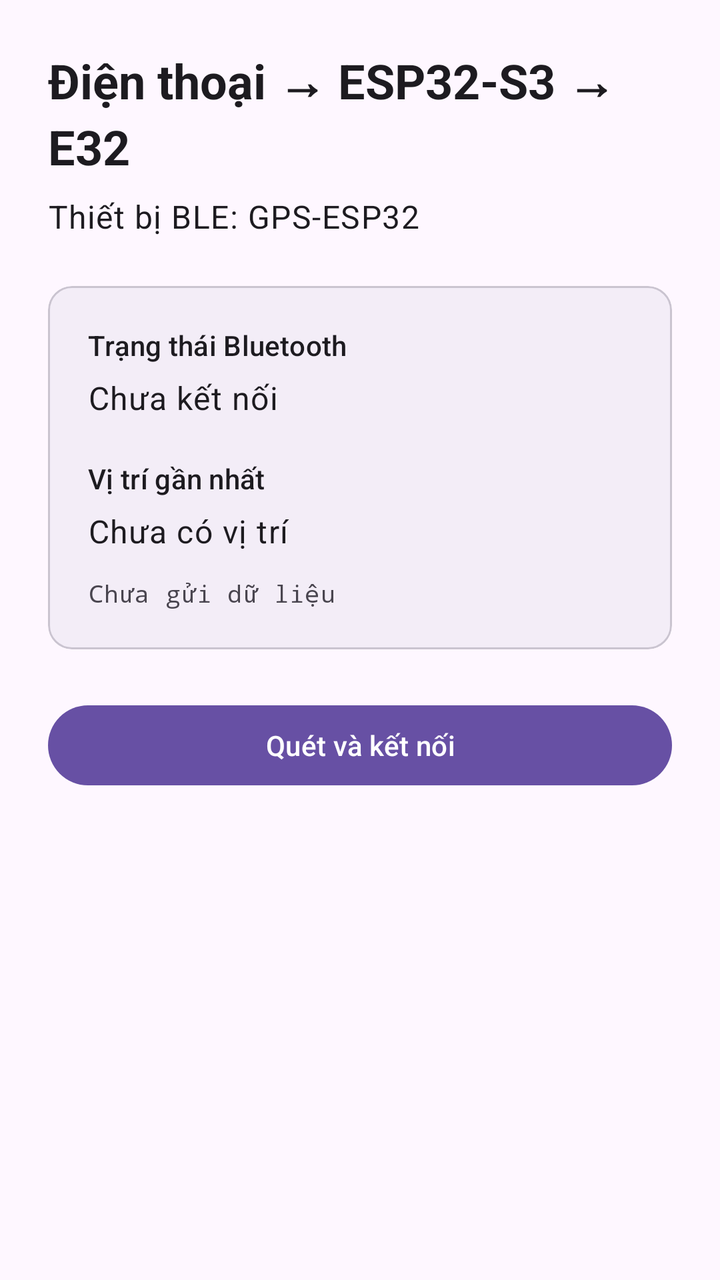
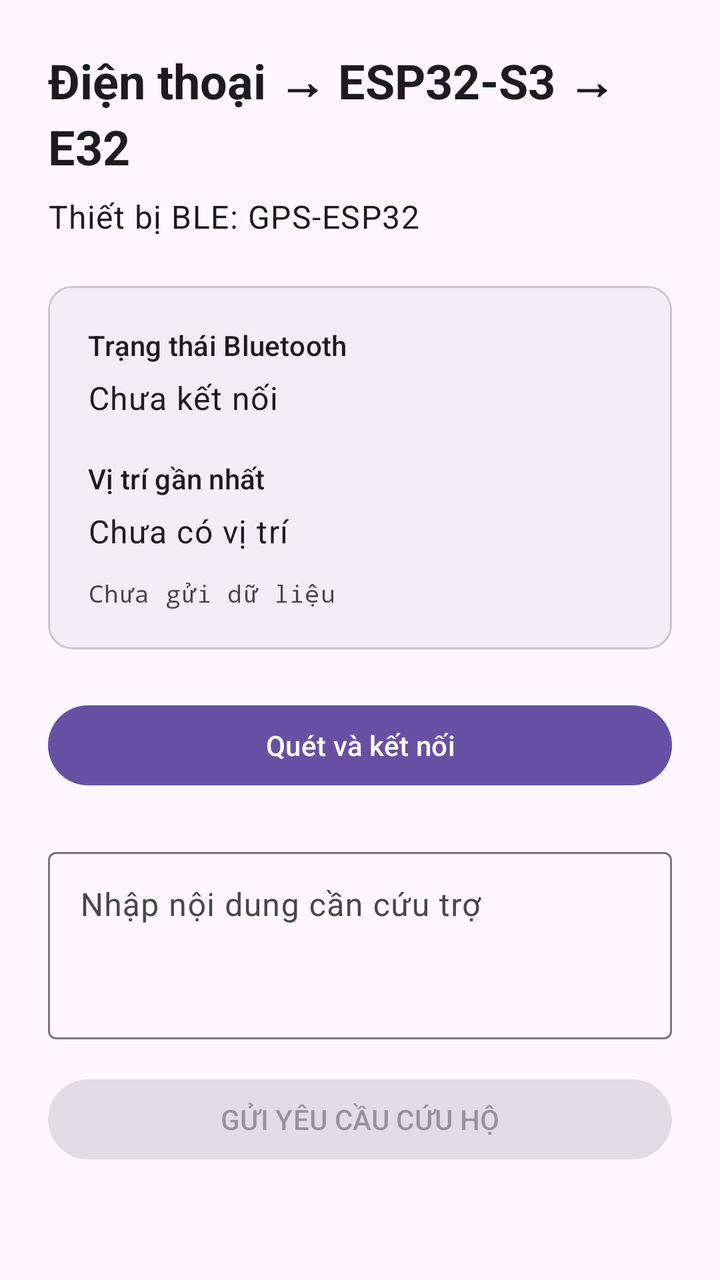

An Android layout rendered at two revisions. The XML below is the earlier revision; the diff shows what the commit changed to produce the second picture.
<!-- AndroidManifest.xml: application theme Theme.GPS -->
<!-- res/layout/fragment_first.xml -->
<?xml version="1.0" encoding="utf-8"?>
<ScrollView xmlns:android="http://schemas.android.com/apk/res/android"
    xmlns:app="http://schemas.android.com/apk/res-auto"
    xmlns:tools="http://schemas.android.com/tools"
    android:layout_width="match_parent"
    android:layout_height="match_parent"
    android:fillViewport="true"
    tools:context=".FirstFragment">

    <LinearLayout
        android:layout_width="match_parent"
        android:layout_height="wrap_content"
        android:orientation="vertical"
        android:padding="24dp">

        <TextView
            android:layout_width="match_parent"
            android:layout_height="wrap_content"
            android:text="@string/screen_title"
            android:textAppearance="@style/TextAppearance.Material3.HeadlineSmall"
            android:textStyle="bold" />

        <TextView
            android:layout_width="match_parent"
            android:layout_height="wrap_content"
            android:layout_marginTop="8dp"
            android:text="@string/device_hint"
            android:textAppearance="@style/TextAppearance.Material3.BodyLarge" />

        <com.google.android.material.card.MaterialCardView
            android:layout_width="match_parent"
            android:layout_height="wrap_content"
            android:layout_marginTop="24dp"
            app:cardBackgroundColor="?attr/colorSurfaceContainer">

            <LinearLayout
                android:layout_width="match_parent"
                android:layout_height="wrap_content"
                android:orientation="vertical"
                android:padding="20dp">

                <TextView
                    android:layout_width="wrap_content"
                    android:layout_height="wrap_content"
                    android:text="Trạng thái Bluetooth"
                    android:textAppearance="@style/TextAppearance.Material3.LabelLarge" />

                <TextView
                    android:id="@+id/text_status"
                    android:layout_width="match_parent"
                    android:layout_height="wrap_content"
                    android:layout_marginTop="6dp"
                    android:text="@string/status_not_connected"
                    android:textAppearance="@style/TextAppearance.Material3.BodyLarge" />

                <TextView
                    android:layout_width="wrap_content"
                    android:layout_height="wrap_content"
                    android:layout_marginTop="20dp"
                    android:text="Vị trí gần nhất"
                    android:textAppearance="@style/TextAppearance.Material3.LabelLarge" />

                <TextView
                    android:id="@+id/text_location"
                    android:layout_width="match_parent"
                    android:layout_height="wrap_content"
                    android:layout_marginTop="6dp"
                    android:text="@string/location_waiting"
                    android:textAppearance="@style/TextAppearance.Material3.BodyLarge"
                    android:textIsSelectable="true" />

                <TextView
                    android:id="@+id/text_last_payload"
                    android:layout_width="match_parent"
                    android:layout_height="wrap_content"
                    android:layout_marginTop="12dp"
                    android:fontFamily="monospace"
                    android:text="Chưa gửi dữ liệu"
                    android:textAppearance="@style/TextAppearance.Material3.BodySmall"
                    android:textIsSelectable="true" />
            </LinearLayout>
        </com.google.android.material.card.MaterialCardView>

        <com.google.android.material.button.MaterialButton
            android:id="@+id/button_connect"
            android:layout_width="match_parent"
            android:layout_height="wrap_content"
            android:layout_marginTop="24dp"
            android:text="@string/connect" />

    </LinearLayout>
</ScrollView>
<!-- resources referenced by this layout -->
<resources>
  <string name="connect">Quét và kết nối</string>
  <string name="device_hint">Thiết bị BLE: GPS-ESP32</string>
  <string name="location_waiting">Chưa có vị trí</string>
  <string name="screen_title">Điện thoại → ESP32-S3 → E32</string>
  <string name="status_not_connected">Chưa kết nối</string>
  <style name="Theme.GPS" parent="Base.Theme.GPS" />
  <style name="Base.Theme.GPS" parent="Theme.Material3.DayNight.NoActionBar">
          
          
      </style>
</resources>

<!-- the commit's change to res/layout/fragment_first.xml (unified diff, before → after) -->
@@ -88,5 +88,29 @@
             android:layout_marginTop="24dp"
             android:text="@string/connect" />
 
+        <com.google.android.material.textfield.TextInputLayout
+            android:layout_width="match_parent"
+            android:layout_height="wrap_content"
+            android:layout_marginTop="24dp"
+            android:hint="@string/message_hint">
+
+            <com.google.android.material.textfield.TextInputEditText
+                android:id="@+id/edit_message"
+                android:layout_width="match_parent"
+                android:layout_height="wrap_content"
+                android:gravity="top|start"
+                android:inputType="textMultiLine"
+                android:minLines="3" />
+
+        </com.google.android.material.textfield.TextInputLayout>
+
+        <com.google.android.material.button.MaterialButton
+            android:id="@+id/button_send_rescue"
+            android:layout_width="match_parent"
+            android:layout_height="wrap_content"
+            android:layout_marginTop="16dp"
+            android:enabled="false"
+            android:text="@string/send_rescue" />
+
     </LinearLayout>
 </ScrollView>
<!-- resource entries referenced after the edit -->
@@ -3,7 +3,9 @@
   <string name="connect">Quét và kết nối</string>
   <string name="device_hint">Thiết bị BLE: GPS-ESP32</string>
   <string name="location_waiting">Chưa có vị trí</string>
+  <string name="message_hint">Nhập nội dung cần cứu trợ</string>
   <string name="screen_title">Điện thoại → ESP32-S3 → E32</string>
+  <string name="send_rescue">GỬI YÊU CẦU CỨU HỘ</string>
   <string name="status_not_connected">Chưa kết nối</string>
   <style name="Theme.GPS" parent="Base.Theme.GPS" />
   <style name="Base.Theme.GPS" parent="Theme.Material3.DayNight.NoActionBar">
